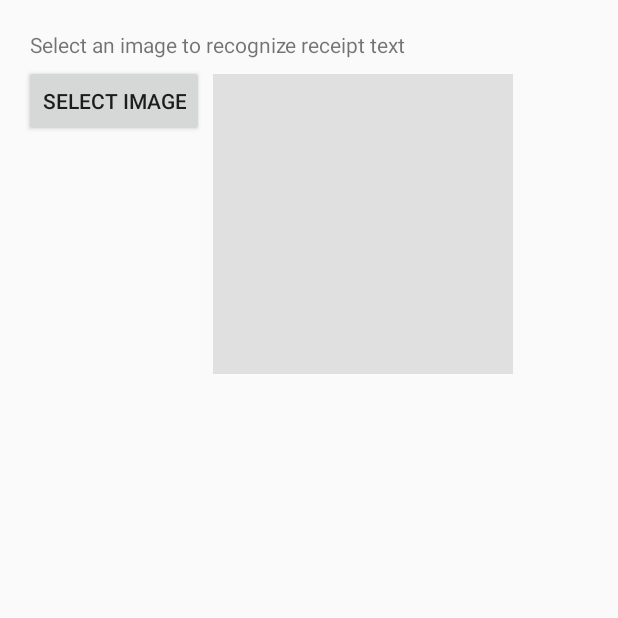
After one commit to SPKB24/MobileAppDev-FinalProject, an Android app: the AddItemActivity screen opened directly, with no data from a screen before it, on a phone screen of 412 x 824 dp, the top half of it. The commit adds this screen. Run offline under Robolectric (Android 15) with nearby library versions, the phone set to English and light mode, and no system bars; libraries missing offline, so code that uses them is left out: com.microsoft.projectoxford; 1 statement that could not run was skipped.

Commit message:
Add image analyzing. Select photo from library or take a photo.

```diff
--- a/app/OnYourMark/app/build.gradle
+++ b/app/OnYourMark/app/build.gradle
@@ -29,6 +29,10 @@ dependencies {
     implementation 'com.android.support.constraint:constraint-layout:1.0.2'
     testImplementation 'junit:junit:4.12'
 
+    implementation 'com.irozon.sneaker:sneaker:1.0.1'
+    implementation 'com.mindorks:paracamera:0.2.2'
+    implementation 'com.github.PhilJay:MPAndroidChart:v3.0.2'
+
     implementation 'com.microsoft.projectoxford:vision:1.0.393'
     implementation 'com.irozon.sneaker:sneaker:1.0.1'
     implementation 'com.mindorks:paracamera:0.2.2'
--- /dev/null
+++ b/app/OnYourMark/app/src/main/java/com/example/mikezurawski/onyourmark/views/AddItemActivity.java
@@ -0,0 +1,222 @@
+package com.example.mikezurawski.onyourmark.views;
+
+import android.content.Intent;
+import android.graphics.Bitmap;
+import android.net.Uri;
+import android.os.AsyncTask;
+import android.os.Bundle;
+import android.support.v7.app.AppCompatActivity;
+import android.util.Log;
+import android.view.Menu;
+import android.view.MenuItem;
+import android.view.View;
+import android.widget.Button;
+import android.widget.EditText;
+import android.widget.ImageView;
+
+import com.example.mikezurawski.onyourmark.R;
+import com.google.gson.Gson;
+import com.microsoft.projectoxford.vision.VisionServiceClient;
+import com.microsoft.projectoxford.vision.VisionServiceRestClient;
+import com.microsoft.projectoxford.vision.contract.HandwritingRecognitionOperation;
+import com.microsoft.projectoxford.vision.contract.HandwritingRecognitionOperationResult;
+import com.microsoft.projectoxford.vision.contract.HandwritingTextLine;
+import com.microsoft.projectoxford.vision.contract.HandwritingTextWord;
+import com.microsoft.projectoxford.vision.rest.VisionServiceException;
+
+import java.io.ByteArrayInputStream;
+import java.io.ByteArrayOutputStream;
+import java.io.IOException;
+import java.lang.ref.WeakReference;
+
+public class AddItemActivity extends AppCompatActivity {
+
+    private static final int REQUEST_SELECT_IMAGE = 0;
+    private Button buttonSelectImage;
+    private Uri imagUrl;
+    private Bitmap bitmap;
+    private EditText editText;
+    private VisionServiceClient client;
+    private int retryCountThreshold = 30;
+
+    @Override
+    protected void onCreate(Bundle savedInstanceState) {
+        super.onCreate(savedInstanceState);
+        setContentView(R.layout.activity_add_item);
+
+        if (client == null) {
+            client = new VisionServiceRestClient(getString(R.string.subscription_key), "https://westcentralus.api.cognitive.microsoft.com/vision/v1.0");
+        }
+
+        buttonSelectImage = (Button) findViewById(R.id.buttonSelectImage);
+        editText = (EditText) findViewById(R.id.editTextResult);
+    }
+
+    @Override
+    public boolean onCreateOptionsMenu(Menu menu) {
+        // Inflate the menu; this adds items to the action bar if it is present.
+        getMenuInflater().inflate(R.menu.menu_recognize, menu);
+        return true;
+    }
+
+    @Override
+    public boolean onOptionsItemSelected(MenuItem item) {
+        // Handle action bar item clicks here. The action bar will
+        // automatically handle clicks on the Home/Up button, so long
+        // as you specify a parent activity in AndroidManifest.xml.
+        int id = item.getItemId();
+
+        //noinspection SimplifiableIfStatement
+        if (id == R.id.action_settings) {
+            return true;
+        }
+
+        return super.onOptionsItemSelected(item);
+    }
+
+    // Called when the "Select Image" button is clicked.
+    public void selectImage(View view) {
+        editText.setText("");
+
+        Intent intent;
+        intent = new Intent(AddItemActivity.this, SelectImageActivity.class);
+        startActivityForResult(intent, REQUEST_SELECT_IMAGE);
+    }
+
+    // Called when image selection is done.
+    @Override
+    protected void onActivityResult(int requestCode, int resultCode, Intent data) {
+        Log.d("AnalyzeActivity", "onActivityResult");
+        switch (requestCode) {
+            case REQUEST_SELECT_IMAGE:
+                if (resultCode == RESULT_OK) {
+                    // If image is selected successfully, set the image URI and bitmap.
+                    imagUrl = data.getData();
+
+                    bitmap = ImageHelper.loadSizeLimitedBitmapFromUri(
+                            imagUrl, getContentResolver());
+                    if (bitmap != null) {
+                        // Show the image on screen.
+                        ImageView imageView = (ImageView) findViewById(R.id.selectedImage);
+                        imageView.setImageBitmap(bitmap);
+
+                        // Add detection log.
+                        Log.d("AnalyzeActivity", "Image: " + imagUrl + " resized to " + bitmap.getWidth()
+                                + "x" + bitmap.getHeight());
+
+                        doRecognize();
+                    }
+                }
+                break;
+            default:
+                break;
+        }
+    }
+
+
+    public void doRecognize() {
+        buttonSelectImage.setEnabled(false);
+        editText.setText("Analyzing...");
+
+        try {
+            new doRequest(this).execute();
+        } catch (Exception e) {
+            editText.setText("Error encountered. Exception is: " + e.toString());
+        }
+    }
+
+    private String process() throws VisionServiceException, IOException, InterruptedException {
+        Gson gson = new Gson();
+
+        // Put the image into an input stream for detection.
+        try (ByteArrayOutputStream output = new ByteArrayOutputStream()) {
+            bitmap.compress(Bitmap.CompressFormat.JPEG, 100, output);
+            try (ByteArrayInputStream inputStream = new ByteArrayInputStream(output.toByteArray())) {
+                //post image and got operation from API
+                HandwritingRecognitionOperation operation = this.client.createHandwritingRecognitionOperationAsync(inputStream);
+
+                HandwritingRecognitionOperationResult operationResult;
+                //try to get recognition result until it finished.
+
+                int retryCount = 0;
+                do {
+                    if (retryCount > retryCountThreshold) {
+                        throw new InterruptedException("Can't get result after retry in time.");
+                    }
+                    Thread.sleep(1000);
+                    operationResult = this.client.getHandwritingRecognitionOperationResultAsync(operation.Url());
+                }
+                while (operationResult.getStatus().equals("NotStarted") || operationResult.getStatus().equals("Running"));
+
+                String result = gson.toJson(operationResult);
+                Log.d("result", result);
+                return result;
+
+            } catch (Exception ex) {
+                throw ex;
+            }
+        } catch (Exception ex) {
+            throw ex;
+        }
+
+    }
+
+    // Class
+    private static class doRequest extends AsyncTask<String, String, String> {
+        // Store error message
+        private Exception e = null;
+
+        private WeakReference<AddItemActivity> recognitionActivity;
+
+        public doRequest(AddItemActivity activity) {
+            recognitionActivity = new WeakReference<AddItemActivity>(activity);
+        }
+
+        @Override
+        protected String doInBackground(String... args) {
+            try {
+                if (recognitionActivity.get() != null) {
+                    return recognitionActivity.get().process();
+                }
+            } catch (Exception e) {
+                this.e = e;    // Store error
+            }
+
+            return null;
+        }
+
+        @Override
+        protected void onPostExecute(String data) {
+            super.onPostExecute(data);
+
+            if (recognitionActivity.get() == null) {
+                return;
+            }
+            // Display based on error existence
+            if (e != null) {
+                recognitionActivity.get().editText.setText("Error in onPostExecute: " + e.getMessage());
+                this.e = null;
+            } else {
+                Gson gson = new Gson();
+                HandwritingRecognitionOperationResult r = gson.fromJson(data, HandwritingRecognitionOperationResult.class);
+
+                StringBuilder resultBuilder = new StringBuilder();
+                //if recognition result status is failed. display failed
+                if (r.getStatus().equals("Failed")) {
+                    resultBuilder.append("Error: Recognition Failed");
+                } else {
+                    for (HandwritingTextLine line : r.getRecognitionResult().getLines()) {
+                        for (HandwritingTextWord word : line.getWords()) {
+                            resultBuilder.append(word.getText() + " ");
+                        }
+                        resultBuilder.append("\n");
+                    }
+                    resultBuilder.append("\n");
+                }
+
+                recognitionActivity.get().editText.setText(resultBuilder);
+            }
+            recognitionActivity.get().buttonSelectImage.setEnabled(true);
+        }
+    }
+}
--- /dev/null
+++ b/app/OnYourMark/app/src/main/res/layout/activity_add_item.xml
@@ -0,0 +1,62 @@
+<RelativeLayout xmlns:android="http://schemas.android.com/apk/res/android"
+    xmlns:tools="http://schemas.android.com/tools" android:layout_width="match_parent"
+    android:layout_height="match_parent" android:paddingLeft="@dimen/activity_horizontal_margin"
+    android:paddingRight="@dimen/activity_horizontal_margin"
+    android:paddingTop="@dimen/activity_vertical_margin"
+    android:paddingBottom="@dimen/activity_vertical_margin"
+    tools:context="com.example.mikezurawski.onyourmark.views.AddItemActivity">
+
+    <LinearLayout
+        android:orientation="vertical"
+        android:layout_width="fill_parent"
+        android:layout_height="fill_parent"
+        android:weightSum="1"
+        android:layout_alignParentTop="true"
+        android:layout_alignParentStart="true">
+
+        <TextView
+            android:layout_width="wrap_content"
+            android:layout_height="wrap_content"
+            android:layout_margin="4dp"
+            android:text="Select an image to recognize receipt text"/>
+        <LinearLayout
+            android:orientation="horizontal"
+            android:layout_width="fill_parent"
+            android:layout_height="wrap_content">
+
+            <Button
+                android:layout_width="wrap_content"
+                android:layout_height="wrap_content"
+                android:text="Select Image"
+                android:id="@+id/buttonSelectImage"
+                android:onClick="selectImage"
+                android:elevation="0dp" />
+
+            <ImageView
+                android:id="@+id/selectedImage"
+                android:layout_width="200dp"
+                android:layout_height="200dp"
+                android:layout_toRightOf="@+id/image_control"
+                android:layout_toEndOf="@+id/image_control"
+                android:background="#E0E0E0"
+                android:layout_margin="6dp"/>
+
+        </LinearLayout>
+
+        <LinearLayout
+            android:orientation="horizontal"
+            android:layout_width="match_parent"
+            android:layout_height="wrap_content"
+            android:layout_gravity="right"
+            android:layout_weight="1.03" >
+
+            <EditText
+                android:layout_width="match_parent"
+                android:layout_height="match_parent"
+                android:inputType="textMultiLine"
+                android:ems="10"
+                android:id="@+id/editTextResult"
+                android:layout_weight="1" />
+        </LinearLayout>
+    </LinearLayout>
+</RelativeLayout>
--- /dev/null
+++ b/app/OnYourMark/app/src/main/res/menu/menu_recognize.xml
@@ -0,0 +1,7 @@
+<menu xmlns:android="http://schemas.android.com/apk/res/android"
+    xmlns:app="http://schemas.android.com/apk/res-auto"
+    xmlns:tools="http://schemas.android.com/tools"
+    tools:context="com.microsoft.micity.visionsample.RecognizeActivity">
+    <item android:id="@+id/action_settings" android:title="@string/action_settings"
+        android:orderInCategory="100" app:showAsAction="never" />
+</menu>
--- a/app/OnYourMark/app/src/main/res/values/strings.xml
+++ b/app/OnYourMark/app/src/main/res/values/strings.xml
@@ -7,6 +7,7 @@
     <string name="view_breakdown">View Breakdown</string>
     <string name="logo_description">OnYourMark Logo</string>
     <string name="title_activity_main2">Main2Activity</string>
+    <string name="subscription_key">22126be1efca48c6bf1f8fc6fe085bc6</string>
 
     <string name="navigation_drawer_open">Open navigation drawer</string>
     <string name="navigation_drawer_close">Close navigation drawer</string>
--- /dev/null
+++ b/app/OnYourMark/app/src/main/res/xml/file_paths.xml
@@ -0,0 +1,4 @@
+<?xml version="1.0" encoding="utf-8"?>
+<paths xmlns:android="http://schemas.android.com/apk/res/android">
+    <external-path name="my_images" path="Android/data/com.example.mikezurawski.onyourmark/files/Pictures" />
+</paths>
--- a/app/OnYourMark/build.gradle
+++ b/app/OnYourMark/build.gradle
@@ -18,6 +18,7 @@ allprojects {
         jcenter()
         google()
         maven { url "https://jitpack.io" }
+        mavenCentral()
     }
 }
 
```
Also changed, not shown: app/OnYourMark/app/src/main/AndroidManifest.xml (+17 -0 lines), app/OnYourMark/app/src/main/java/com/example/mikezurawski/onyourmark/views/ImageHelper.java (added, +171 -0 lines), app/OnYourMark/app/src/main/java/com/example/mikezurawski/onyourmark/views/MainActivity.java (+15 -0 lines), app/OnYourMark/app/src/main/java/com/example/mikezurawski/onyourmark/views/SelectImageActivity.java (added, +160 -0 lines), app/OnYourMark/app/src/main/res/layout/activity_select_image.xml (added, +51 -0 lines).
